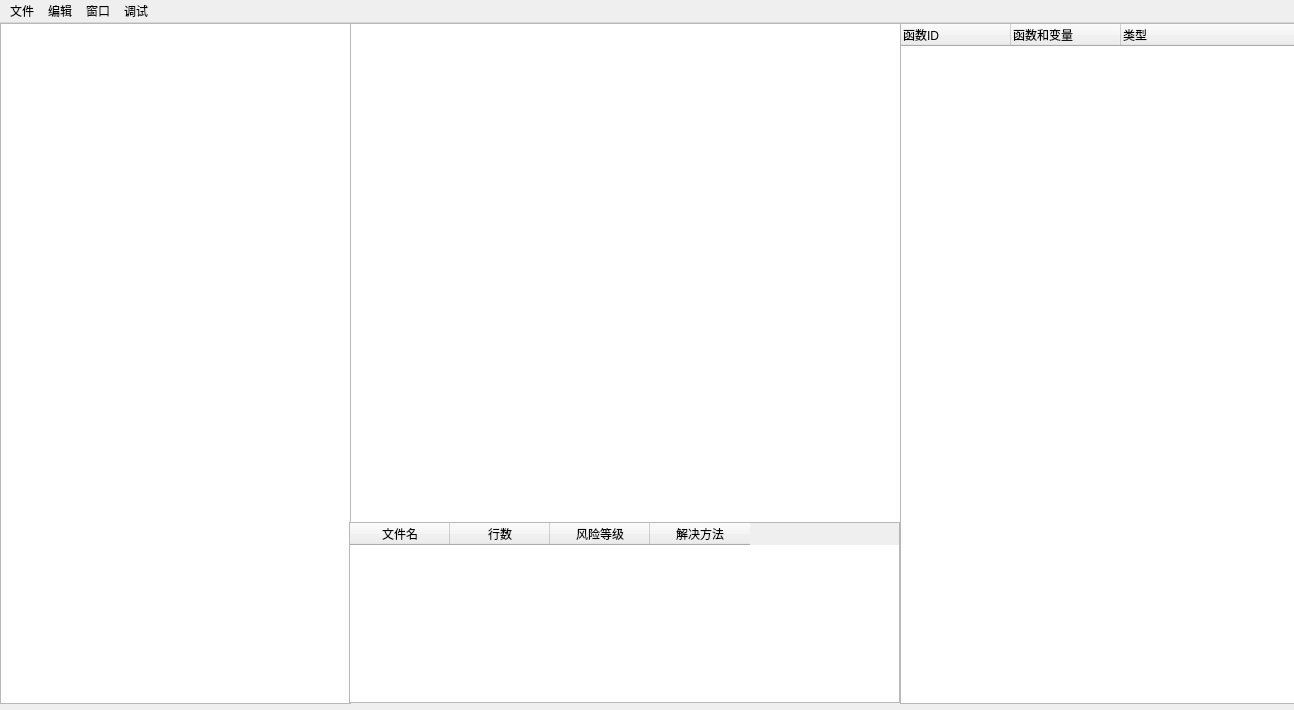
StuBoo3i/CodeAudit, file QTApplication/MainWindow.ui: the form before one commit.
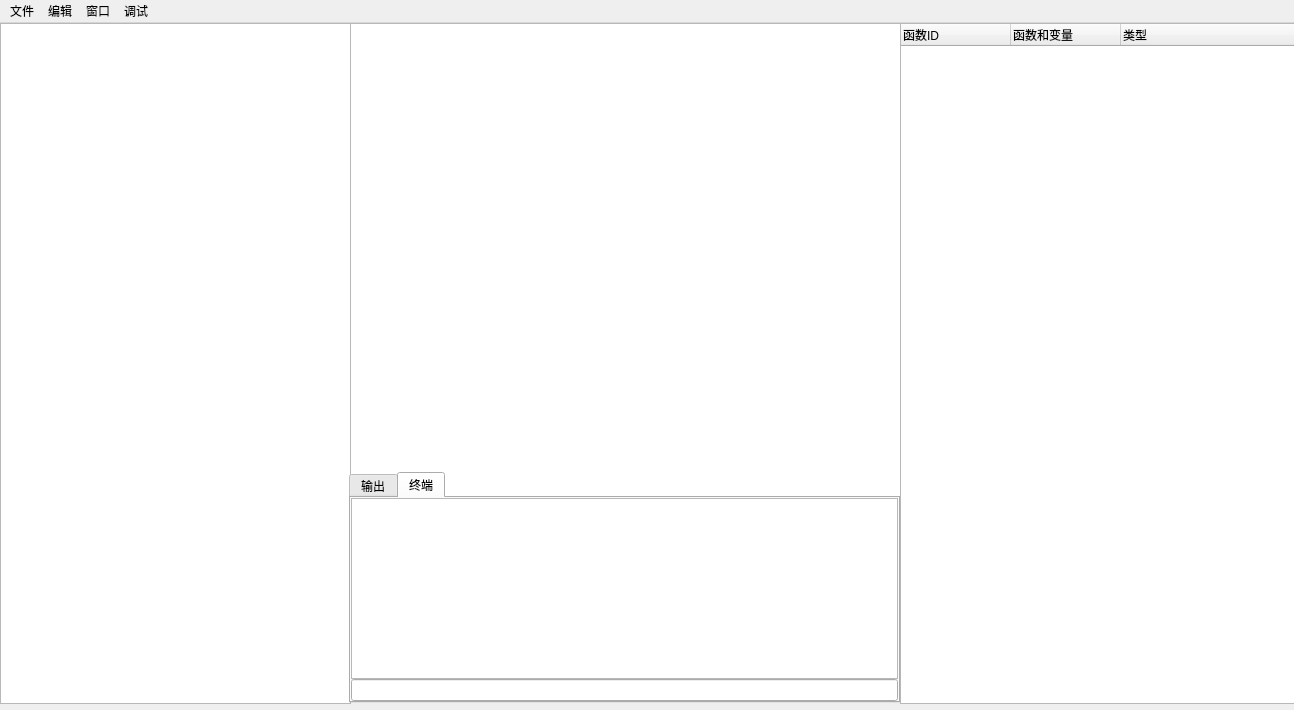
The form after the commit. The open tabs and pages were chosen to show the change. Icons and pictures are not drawn.

Diff of the .ui file:
```diff
--- a/QTApplication/MainWindow.ui
+++ b/QTApplication/MainWindow.ui
@@ -112,13 +112,44 @@
     <property name="geometry">
      <rect>
       <x>349</x>
-      <y>499</y>
+      <y>449</y>
       <width>551</width>
-      <height>181</height>
+      <height>231</height>
      </rect>
     </property>
     <layout class="QVBoxLayout" name="verticalLayout_4">
      <item>
+      <widget class="QTabWidget" name="tabWidget_2">
+       <property name="currentIndex">
+        <number>0</number>
+       </property>
+       <widget class="QWidget" name="tab">
+        <property name="font">
+         <font>
+          <family>Microsoft YaHei UI</family>
+          <pointsize>9</pointsize>
+         </font>
+        </property>
+        <attribute name="title">
+         <string>输出</string>
+        </attribute>
+        <layout class="QHBoxLayout" name="horizontalLayout_3">
+         <property name="spacing">
+          <number>0</number>
+         </property>
+         <property name="leftMargin">
+          <number>0</number>
+         </property>
+         <property name="topMargin">
+          <number>0</number>
+         </property>
+         <property name="rightMargin">
+          <number>0</number>
+         </property>
+         <property name="bottomMargin">
+          <number>0</number>
+         </property>
+         <item>
       <widget class="QTableWidget" name="tableWidget">
        <column>
         <property name="text">
@@ -144,6 +175,48 @@
      </item>
     </layout>
    </widget>
+       <widget class="QWidget" name="tab_2">
+        <property name="font">
+         <font>
+          <family>Microsoft YaHei UI</family>
+          <pointsize>9</pointsize>
+         </font>
+        </property>
+        <attribute name="title">
+         <string>终端</string>
+        </attribute>
+        <layout class="QVBoxLayout" name="verticalLayout_2">
+         <property name="spacing">
+          <number>0</number>
+         </property>
+         <property name="leftMargin">
+          <number>0</number>
+         </property>
+         <property name="topMargin">
+          <number>0</number>
+         </property>
+         <property name="rightMargin">
+          <number>0</number>
+         </property>
+         <property name="bottomMargin">
+          <number>0</number>
+         </property>
+         <item>
+          <widget class="QTextEdit" name="textEdit_2">
+           <property name="readOnly">
+            <bool>true</bool>
+           </property>
+          </widget>
+         </item>
+         <item>
+          <widget class="QLineEdit" name="lineEdit"/>
+         </item>
+        </layout>
+       </widget>
+      </widget>
+     </item>
+    </layout>
+   </widget>
   </widget>
   <widget class="QMenuBar" name="menubar">
    <property name="geometry">
```
Left out of the diff: 55 changed lines with no effect on the pictures. Lines whose indentation alone changed are shown as unchanged.
